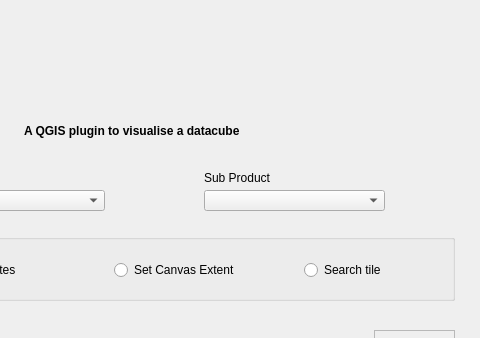
This is assimila_datacube_dialog_base.ui in JennyL5/assimila_datacube_plugin2 as Qt 5 draws it before an edit; both pictures show x 166 to 646 and y 0 to 338 of the 646 by 862 pixel window. The edited form follows.
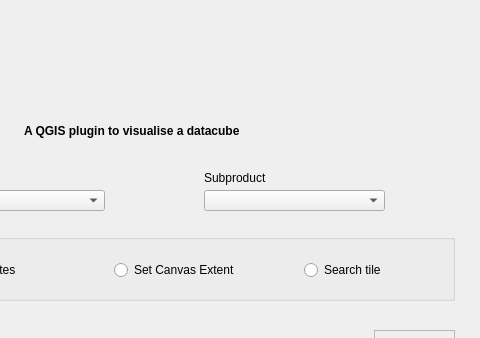
This is the edited form. Icons and pictures are not drawn.

What changed in the file:
```diff
--- a/assimila_datacube_dialog_base.ui
+++ b/assimila_datacube_dialog_base.ui
@@ -55,7 +55,7 @@
     </rect>
    </property>
    <property name="text">
-    <string>Sub Product</string>
+    <string>Subproduct</string>
    </property>
   </widget>
   <widget class="QToolButton" name="btn_browse_keyfile">
```
